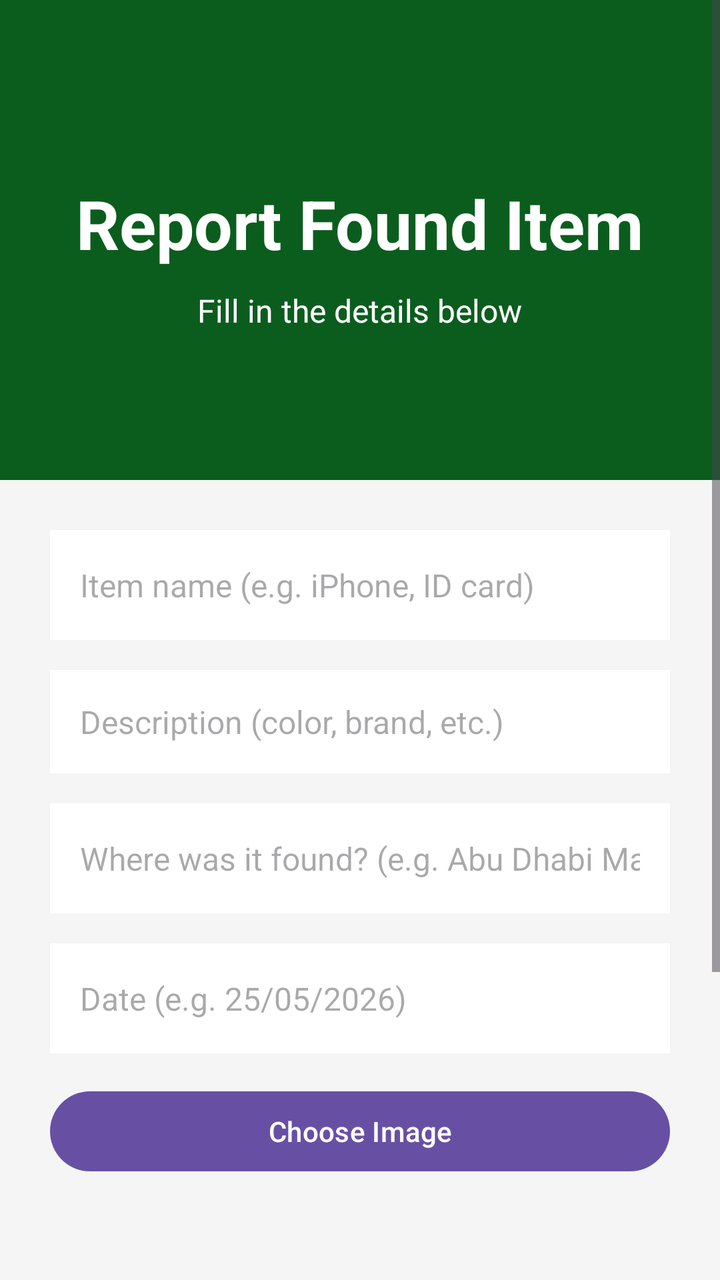
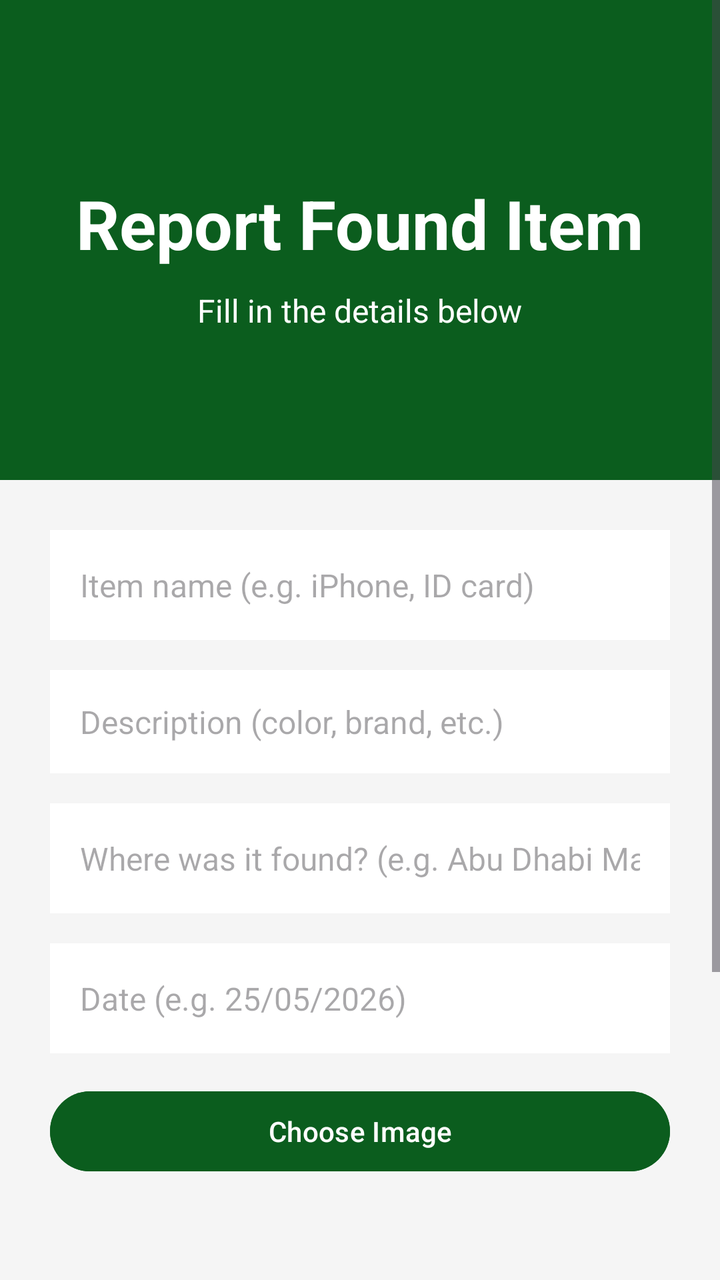

Screens rendered from an Android XML layout before and after an edit, with the pre-edit source and the edit as a unified diff.
<!-- AndroidManifest.xml: application theme Theme.LostAndFoundUAE -->
<!-- res/layout/fragment_report_found.xml -->
<?xml version="1.0" encoding="utf-8"?>
<ScrollView xmlns:android="http://schemas.android.com/apk/res/android"
    android:layout_width="match_parent"
    android:layout_height="match_parent"
    android:background="#F5F5F5">

    <LinearLayout
        android:layout_width="match_parent"
        android:layout_height="wrap_content"
        android:orientation="vertical">

        <LinearLayout
            android:layout_width="match_parent"
            android:layout_height="240dp"
            android:background="#0B5D1E"
            android:gravity="center"
            android:orientation="vertical">

            <TextView
                android:layout_width="wrap_content"
                android:layout_height="wrap_content"
                android:text="Report Found Item"
                android:textColor="#FFFFFF"
                android:textSize="34sp"
                android:textStyle="bold"
                android:layout_marginTop="15dp" />

            <TextView
                android:layout_width="wrap_content"
                android:layout_height="wrap_content"
                android:text="Fill in the details below"
                android:textColor="#FFFFFF"
                android:textSize="16sp"
                android:layout_marginTop="10dp" />
        </LinearLayout>

        <LinearLayout
            android:layout_width="match_parent"
            android:layout_height="wrap_content"
            android:orientation="vertical"
            android:padding="25dp">

            <EditText
                android:id="@+id/input_item_name"
                android:layout_width="match_parent"
                android:layout_height="55dp"
                android:background="#FFFFFF"
                android:hint="Item name (e.g. iPhone, ID card)"
                android:padding="15dp"
                android:textSize="16sp"
                android:inputType="text" />

            <EditText
                android:id="@+id/input_description"
                android:layout_width="match_parent"
                android:layout_height="wrap_content"
                android:background="#FFFFFF"
                android:hint="Description (color, brand, etc.)"
                android:padding="15dp"
                android:minLines="3"
                android:gravity="top"
                android:textSize="16sp"
                android:layout_marginTop="15dp"
                android:inputType="text" />

            <EditText
                android:id="@+id/input_location"
                android:layout_width="match_parent"
                android:layout_height="55dp"
                android:background="#FFFFFF"
                android:hint="Where was it found? (e.g. Abu Dhabi Mall)"
                android:padding="15dp"
                android:textSize="16sp"
                android:layout_marginTop="15dp"
                android:inputType="text" />

            <EditText
                android:id="@+id/input_date"
                android:layout_width="match_parent"
                android:layout_height="55dp"
                android:background="#FFFFFF"
                android:hint="Date (e.g. 25/05/2026)"
                android:padding="15dp"
                android:textSize="16sp"
                android:layout_marginTop="15dp"
                android:inputType="text" />

            <Button
                android:id="@+id/btnPickImage"
                android:layout_width="match_parent"
                android:layout_height="wrap_content"
                android:text="Choose Image"
                android:layout_marginTop="15dp" />

            <ImageView
                android:id="@+id/imagePreview"
                android:layout_width="150dp"
                android:layout_height="150dp"
                android:layout_gravity="center"
                android:layout_marginTop="10dp"
                android:scaleType="centerCrop" />

            <Button
                android:id="@+id/btn_submit"
                android:layout_width="match_parent"
                android:layout_height="wrap_content"
                android:text="SUBMIT REPORT"
                android:textStyle="bold"
                android:textColor="#FFFFFF"
                android:backgroundTint="#0B5D1E"
                android:layout_marginTop="20dp" />

        </LinearLayout>
    </LinearLayout>
</ScrollView>
<!-- resources referenced by this layout -->
<resources>
  <style name="Theme.LostAndFoundUAE" parent="Base.Theme.LostAndFoundUAE" />
  <style name="Base.Theme.LostAndFoundUAE" parent="Theme.Material3.DayNight">
  
          
      </style>
</resources>

<!-- the commit's change to res/layout/fragment_report_found.xml (unified diff, before → after) -->
@@ -21,7 +21,7 @@
                 android:layout_height="wrap_content"
                 android:text="Report Found Item"
                 android:textColor="#FFFFFF"
-                android:textSize="34sp"
+                android:textSize="34dp"
                 android:textStyle="bold"
                 android:layout_marginTop="15dp" />
 
@@ -30,7 +30,7 @@
                 android:layout_height="wrap_content"
                 android:text="Fill in the details below"
                 android:textColor="#FFFFFF"
-                android:textSize="16sp"
+                android:textSize="16dp"
                 android:layout_marginTop="10dp" />
         </LinearLayout>
 
@@ -47,7 +47,7 @@
                 android:background="#FFFFFF"
                 android:hint="Item name (e.g. iPhone, ID card)"
                 android:padding="15dp"
-                android:textSize="16sp"
+                android:textSize="16dp"
                 android:inputType="text" />
 
             <EditText
@@ -59,7 +59,7 @@
                 android:padding="15dp"
                 android:minLines="3"
                 android:gravity="top"
-                android:textSize="16sp"
+                android:textSize="16dp"
                 android:layout_marginTop="15dp"
                 android:inputType="text" />
 
@@ -70,7 +70,7 @@
                 android:background="#FFFFFF"
                 android:hint="Where was it found? (e.g. Abu Dhabi Mall)"
                 android:padding="15dp"
-                android:textSize="16sp"
+                android:textSize="16dp"
                 android:layout_marginTop="15dp"
                 android:inputType="text" />
 
@@ -81,7 +81,7 @@
                 android:background="#FFFFFF"
                 android:hint="Date (e.g. 25/05/2026)"
                 android:padding="15dp"
-                android:textSize="16sp"
+                android:textSize="16dp"
                 android:layout_marginTop="15dp"
                 android:inputType="text" />
 
@@ -90,6 +90,7 @@
                 android:layout_width="match_parent"
                 android:layout_height="wrap_content"
                 android:text="Choose Image"
+                android:backgroundTint="#0B5D1E"
                 android:layout_marginTop="15dp" />
 
             <ImageView
